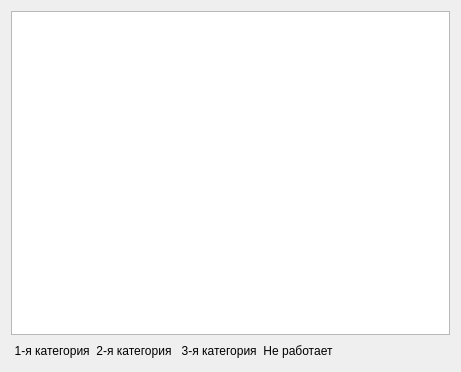
First picture: the form in Forms/objetslistform.ui, repository rust3128/Spacer, before the edit.
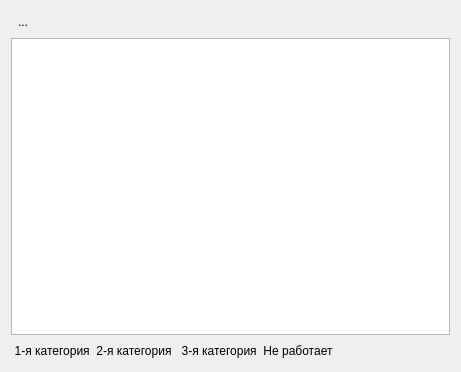
Second picture: the form after the edit. Icons and pictures are not drawn.

```diff
--- a/Forms/objetslistform.ui
+++ b/Forms/objetslistform.ui
@@ -14,7 +14,7 @@
    <string>Form</string>
   </property>
   <layout class="QGridLayout" name="gridLayout">
-   <item row="1" column="0">
+   <item row="2" column="0">
     <layout class="QHBoxLayout" name="horizontalLayout">
      <item>
       <widget class="QLabel" name="label_2">
@@ -83,7 +83,7 @@
      </item>
     </layout>
    </item>
-   <item row="0" column="0">
+   <item row="1" column="0">
     <widget class="QTableView" name="tableViewObjects">
      <property name="editTriggers">
       <set>QAbstractItemView::NoEditTriggers</set>
@@ -96,6 +96,29 @@
      </property>
     </widget>
    </item>
+   <item row="0" column="0">
+    <widget class="QToolButton" name="toolButtonAddObject">
+     <property name="toolTip">
+      <string>&lt;html&gt;&lt;head/&gt;&lt;body&gt;&lt;p&gt;Добавить терминал...&lt;/p&gt;&lt;/body&gt;&lt;/html&gt;</string>
+     </property>
+     <property name="text">
+      <string>...</string>
+     </property>
+     <property name="icon">
+      <iconset resource="../resource.qrc">
+       <normaloff>:/Images/add_plus_icon.png</normaloff>:/Images/add_plus_icon.png</iconset>
+     </property>
+     <property name="iconSize">
+      <size>
+       <width>32</width>
+       <height>32</height>
+      </size>
+     </property>
+     <property name="autoRaise">
+      <bool>true</bool>
+     </property>
+    </widget>
+   </item>
   </layout>
  </widget>
  <resources/>
```
Left out of the diff: 4 changed lines with no effect on the pictures.
